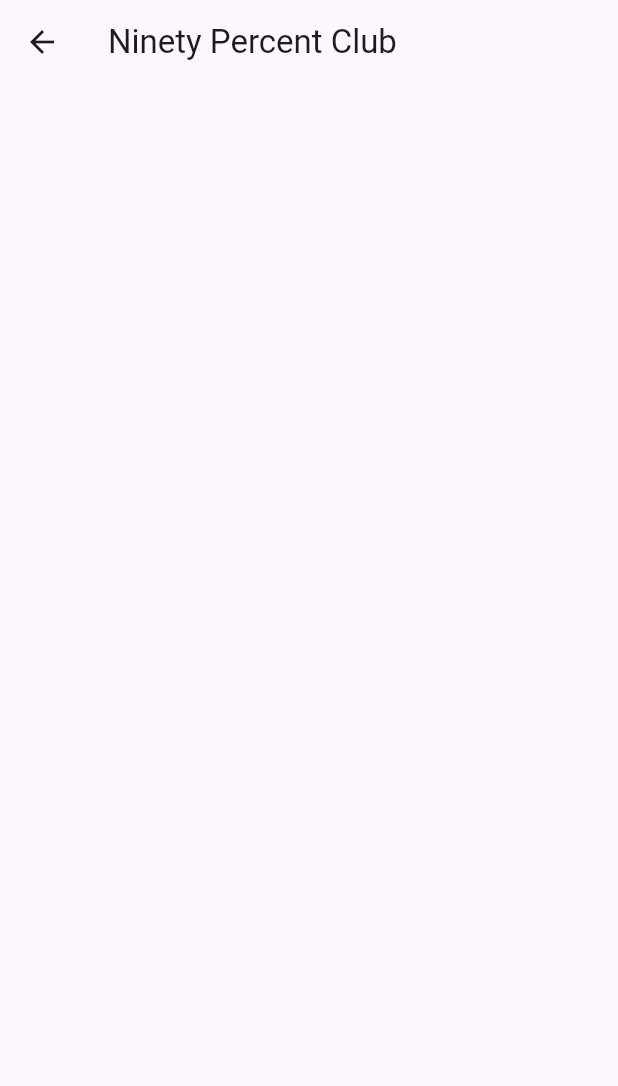
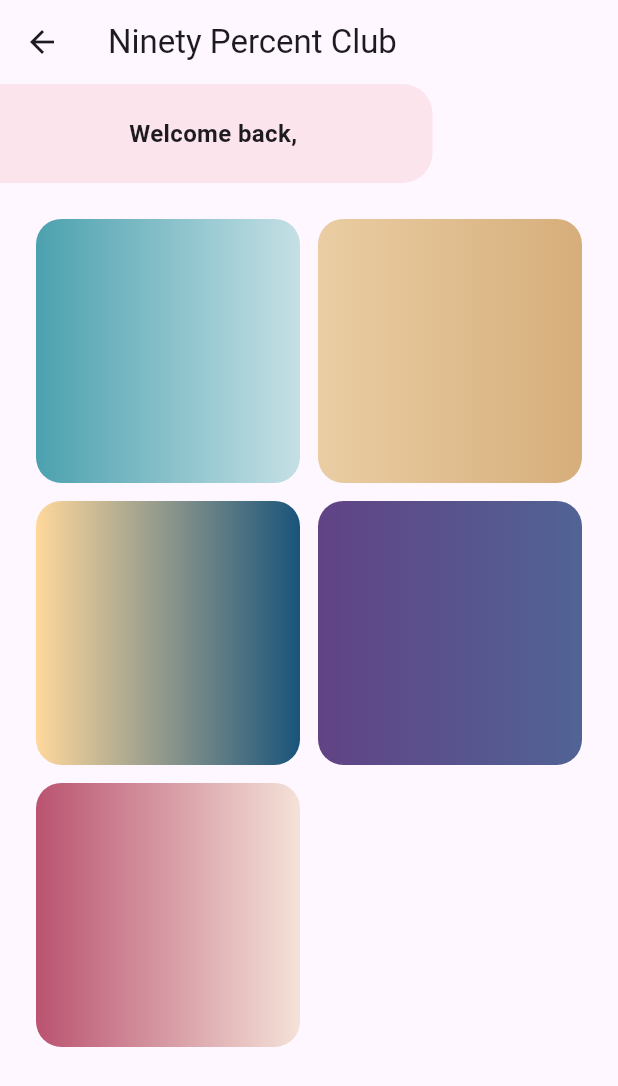
Before and after one commit to Mobilon-Mobile-Technologies/Snap-N-Score, a Flutter app: the homePage screen opened directly, on a phone screen of 412 x 824 dp. Shown: the top 1086 px of the screen. Run offline on Flutter 3.47's test engine with Material 3 defaults, Android fonts, the phone set to English and light mode, and no system bars; our stand-ins replace lottie, shared_preferences, smooth_page_indicator, supabase_flutter; missing offline and left inert: qr_code_scanner; accounts and stored records are empty; network calls fail.

```diff
--- a/lib/screens/homePage.dart
+++ b/lib/screens/homePage.dart
@@ -1,5 +1,10 @@
+// ignore_for_file: prefer_const_constructors
+
+import 'dart:math';
+import 'dart:ui';
+
 import 'package:flutter/material.dart';
-
+import 'package:supabase_flutter/supabase_flutter.dart';
 
 class homePage extends StatefulWidget {
   const homePage({super.key});
@@ -9,14 +14,93 @@ class homePage extends StatefulWidget {
 }
 
 class _homePageState extends State<homePage> {
+  final random = Random();
+  final supabase = Supabase.instance.client;
   int currentIndex = 0;
   @override
   Widget build(BuildContext context) {
+    List<List<Color>> gradients = [
+      [Color(0xFFffafbd), Color(0xFFffc3a0)],
+      [Color(0xFF2193b0), Color(0xFF6dd5ed)],
+      [Color(0xFF2193b0), Color(0xFF6dd5ed)],
+      [Color(0xFFcc2b5e), Color(0xFF753a88)],
+      [Color(0xFFee9ca7), Color(0xFFffdde1)],
+      [Color(0xFF42275a), Color(0xFF734b6d)],
+      [Color(0xFFde6262), Color(0xFFffb88c)],
+      [Color(0xFF06beb6), Color(0xFF48b1bf)],
+      [Color(0xFFdd5e89), Color(0xFFf7bb97)],
+      [Color(0xFF614385), Color(0xFF516395)],
+      [Color(0xFFeecda3), Color(0xFFef629f)],
+      [Color(0xFFeacda3), Color(0xFFd6ae7b)],
+      [Color(0xFFddd6f3), Color(0xFFfaaca8)],
+      [Color(0xFF43cea2), Color(0xFF185a9d)],
+      [Color(0xFFba5370), Color(0xFFf4e2d8)],
+      [Color(0xFFffd89b), Color(0xFF19547b)],
+      [Color(0xFF4ca1af), Color(0xFFc4e0e5)],
+      [Color(0xFFff5f6d), Color(0xFFffc371)],
+    ];
+
+    final width = MediaQuery.of(context).size.width;
+    final height = MediaQuery.of(context).size.height;
     return Scaffold(
       appBar: AppBar(
         title: const Text('Ninety Percent Club'),
       ),
+      body: SingleChildScrollView(
+        child: Column(
+          children: [
+            // welcome back message
+            Align(
+              alignment: Alignment.topLeft,
+              child: Container(
+                width: width * 0.7,
+                height: height * 0.08,
+                decoration: BoxDecoration(
+                  borderRadius: const BorderRadius.only(
+                    topRight: Radius.circular(20),
+                    bottomRight: Radius.circular(20),
+                  ),
+                  color: Colors.pink[50],
+                ),
+                child: Center(
+                  child: Text(
+                    "Welcome back, ${supabase.auth.currentUser?.userMetadata?['name']}",
+                    style: TextStyle(fontSize: 16, fontWeight: FontWeight.bold),
+                  ),
+                ),
+              ),
+            ),
 
+            Padding(
+              padding: const EdgeInsets.all(24),
+              child: GridView.builder(
+                physics: NeverScrollableScrollPhysics(),
+                shrinkWrap: true,
+                gridDelegate: const SliverGridDelegateWithFixedCrossAxisCount(
+                    crossAxisCount: 2,
+                    crossAxisSpacing: 12,
+                    mainAxisSpacing: 12),
+                itemCount: 5,
+                itemBuilder: (_, index) {
+                  if (gradients.isEmpty) {
+                    return Container();
+                  } else {
+                    int gradindex = random.nextInt(gradients.length);
+                    List<Color> gradientvar = gradients[gradindex];
+                    gradients.removeAt(gradindex);
+                    return Container(
+                      decoration: BoxDecoration(
+                        borderRadius: BorderRadius.circular(17),
+                        gradient: LinearGradient(colors: gradientvar),
+                      ),
+                    );
+                  }
+                },
+              ),
+            )
+          ],
+        ),
+      ),
     );
   }
 }
--- a/lib/screens/profile.dart
+++ b/lib/screens/profile.dart
@@ -12,7 +12,7 @@ class ProfilePage extends StatefulWidget {
 class _ProfilePageState extends State<ProfilePage> {
   @override
   Widget build(BuildContext context) {
-    final supabase=Supabase.instance.client;
+    final supabase = Supabase.instance.client;
     final size = MediaQuery.of(context).size;
     return SafeArea(
       child: Scaffold(
@@ -26,7 +26,7 @@ class _ProfilePageState extends State<ProfilePage> {
               padding: const EdgeInsets.only(top: 30.0),
               child: SizedBox(
                 width: size.width,
-                child:  Column(
+                child: Column(
                   children: [
                     const CircleAvatar(
                       backgroundColor: Colors.transparent,
@@ -35,7 +35,8 @@ class _ProfilePageState extends State<ProfilePage> {
                           'https://static.vecteezy.com/system/resources/previews/014/194/232/original/avatar-icon-human-a-person-s-badge-social-media-profile-symbol-the-symbol-of-a-person-vector.jpg'),
                     ),
                     const SizedBox(height: 10),
-                     Text("${supabase.auth.currentUser?.userMetadata?['name']}",
+                    Text(
+                      "${supabase.auth.currentUser?.userMetadata?['name']}",
                       style: const TextStyle(
                         fontSize: 22,
                         fontWeight: FontWeight.bold,
@@ -43,7 +44,9 @@ class _ProfilePageState extends State<ProfilePage> {
                       ),
                     ),
                     SizedBox(height: 5),
-                    Text("${supabase.auth.currentUser?.email}",)
+                    Text(
+                      "${supabase.auth.currentUser?.email}",
+                    )
                   ],
                 ),
               ),
@@ -53,24 +56,15 @@ class _ProfilePageState extends State<ProfilePage> {
               padding: const EdgeInsets.only(left: 17.0),
               child: Container(
                 alignment: Alignment.centerLeft,
-                child: const Text(
-                  "Share Precise Location",
-                  style: TextStyle(
-                    fontSize: 20.5,
-                    fontWeight: FontWeight.bold,
-                    color: Colors.black,
-                  ),
-                ),
               ),
             ),
-
-            const SizedBox(height: 20),
+            const SizedBox(height: 30),
             Align(
               heightFactor: 3.5,
               alignment: Alignment.bottomCenter,
               child: Container(
                 width: 155,
-                child: ElevatedButton(
+                child: FilledButton.tonal(
                   onPressed: () async {
                     await supabase.auth.signOut().then((value) {
                       Navigator.pushReplacement(
@@ -80,13 +74,12 @@ class _ProfilePageState extends State<ProfilePage> {
                           ));
                     });
                   },
+                  style: ButtonStyle(
+                    backgroundColor: MaterialStatePropertyAll(Colors.red[900]),
+                  ),
                   child: const Text(
                     'Log out',
                     style: TextStyle(color: Colors.white),
-                  ),
-                  style: ButtonStyle(
-                    backgroundColor: MaterialStateProperty.all<Color>(
-                        Color.fromARGB(255, 255, 91, 91)),
                   ),
                 ),
               ),
--- a/lib/screens/scanner.dart
+++ b/lib/screens/scanner.dart
@@ -1,6 +1,7 @@
 import 'dart:developer';
 import 'dart:io';
 import 'package:flutter/material.dart';
+import 'package:lottie/lottie.dart';
 import 'package:qr_code_scanner/qr_code_scanner.dart';
 import 'package:supabase_flutter/supabase_flutter.dart';
 
@@ -35,11 +36,8 @@ class _QRViewExampleState extends State<QRViewExample> {
       int code = result!.code != null ? int.parse(result!.code!) : 0;
 
       if (await keyChecker(code)) {
-
         if (mounted) {
-
           if (result != null && !showBottomSheet) {
-
             showBottomSheet = true;
             // Show bottom sheet
 
@@ -126,11 +124,13 @@ class _QRViewExampleState extends State<QRViewExample> {
     // For this example we check how width or tall the device is and change the scanArea and overlay accordingly.
     var scanArea = (MediaQuery.of(context).size.width < 400 ||
             MediaQuery.of(context).size.height < 400)
-        ? 150.0
+        ? 200.0
         : 300.0;
     // To ensure the Scanner view is properly sizes after rotation
     // we need to listen for Flutter SizeChanged notification and update controller
-    return QRView(
+    return Stack(
+      children: [
+        QRView(
           key: qrKey,
           onQRViewCreated: _onQRViewCreated,
           overlay: QrScannerOverlayShape(
@@ -140,6 +140,17 @@ class _QRViewExampleState extends State<QRViewExample> {
               borderWidth: 10,
               cutOutSize: scanArea),
           onPermissionSet: (ctrl, p) => _onPermissionSet(context, ctrl, p),
+        ),
+        Center(
+          child: Positioned(
+            child: LottieBuilder.network(
+              "https://lottie.host/ba4ec548-12cd-4d8c-a3c0-39d6f72b0b27/a9zrVvr615.json",
+              width: 200,
+              height: 200,
+            ),
+          ),
+        ),
+      ],
     );
   }
 
```
Lines whose indentation alone changed are shown as unchanged.
